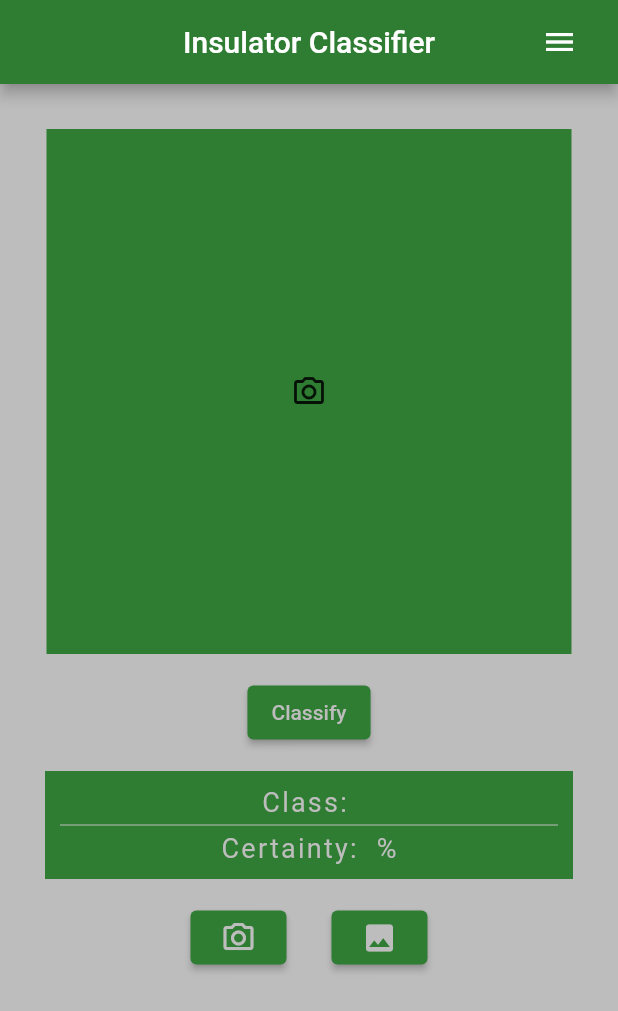
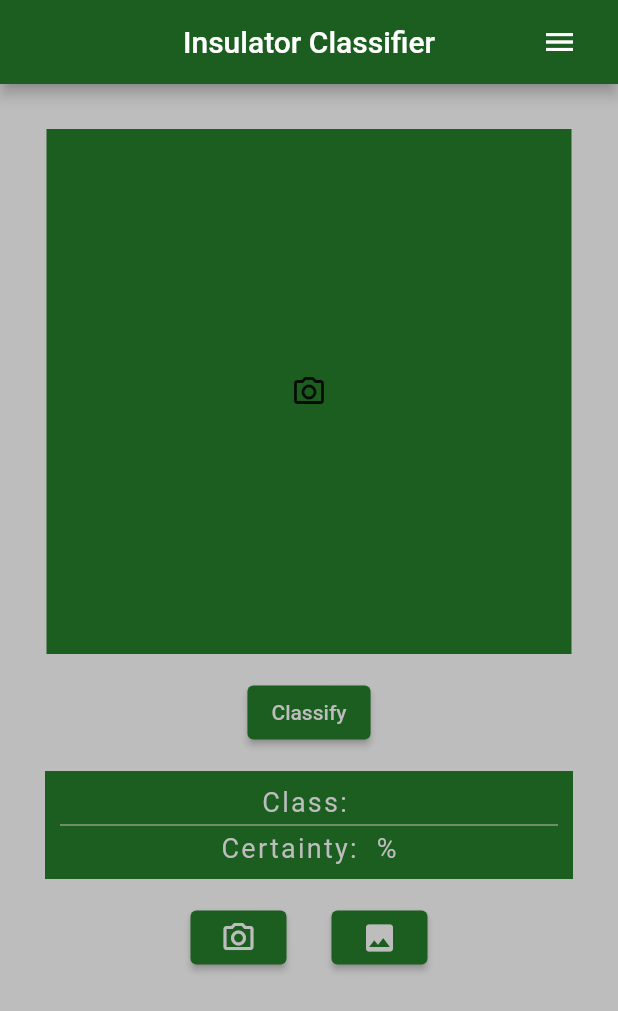
Before and after one commit to Yehia-Fahmy/InsulatorClassifierApp, a Flutter app: the screen it shows after launch, on a phone screen of 412 x 824 dp. Shown: the top 1011 px of the screen. Run offline on Flutter 3.47's test engine with Material 2 defaults, Android fonts, the phone set to English and light mode, and no system bars; our stand-ins replace image_picker; missing offline and left inert: tflite.

Commit message:
changed color

```diff
--- a/lib/main.dart
+++ b/lib/main.dart
@@ -18,7 +18,7 @@ class Home extends StatefulWidget {
 
 class _HomeState extends State<Home> {
   // some colors
-  Color themeColor = Colors.green[800];
+  Color themeColor = Colors.green[900];
   Color themeColor3 = Colors.grey[400];
   // variables used to display information
   String classification = "";
```
